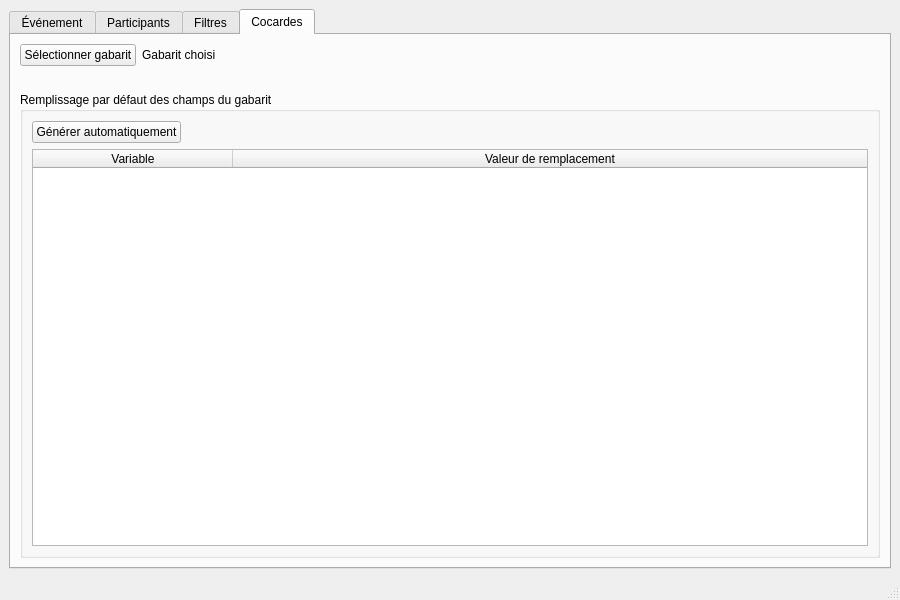
This is MainWindow.ui in chosson/smpte-eventbrite as Qt 5 draws it before an edit. The edited form follows.
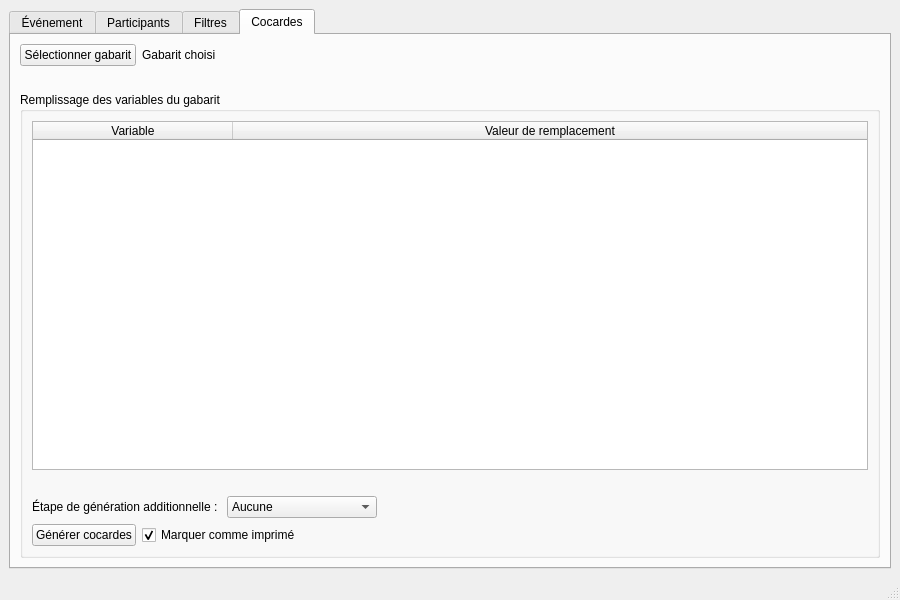
This is the edited form. The open tabs and pages were chosen to show the change.

Commit message: Ajout d'étape custom à appliquer durant la génération de cocardes avant le render. Une étape de remplacement de code QR avec le barcode d'Eventbrire est implémentée (NametagGenerator.add_qr_code) Ajout d'un deuxième template avec le code QR bidon à remplacer.

The edit to the form file:
```diff
--- a/MainWindow.ui
+++ b/MainWindow.ui
@@ -534,33 +534,9 @@
         <item>
          <widget class="QGroupBox" name="groupAutoTemplate">
           <property name="title">
-           <string>Remplissage par défaut des champs du gabarit</string>
+           <string>Remplissage des variables du gabarit</string>
           </property>
           <layout class="QVBoxLayout" name="verticalLayout_9">
-           <item>
-            <layout class="QHBoxLayout" name="horizontalLayout_8">
-             <item>
-              <widget class="QPushButton" name="btnGenerateNametagsAuto">
-               <property name="text">
-                <string>Générer automatiquement</string>
-               </property>
-              </widget>
-             </item>
-             <item>
-              <spacer name="horizontalSpacer_10">
-               <property name="orientation">
-                <enum>Qt::Orientation::Horizontal</enum>
-               </property>
-               <property name="sizeHint" stdset="0">
-                <size>
-                 <width>40</width>
-                 <height>20</height>
-                </size>
-               </property>
-              </spacer>
-             </item>
-            </layout>
-           </item>
            <item>
             <layout class="QHBoxLayout" name="horizontalLayout_7">
              <item>
@@ -588,6 +564,92 @@
              </item>
             </layout>
            </item>
+           <item>
+            <spacer name="horizontalSpacer_8">
+             <property name="orientation">
+              <enum>Qt::Orientation::Horizontal</enum>
+             </property>
+             <property name="sizeHint" stdset="0">
+              <size>
+               <width>40</width>
+               <height>20</height>
+              </size>
+             </property>
+            </spacer>
+           </item>
+           <item>
+            <layout class="QHBoxLayout" name="horizontalLayout_8">
+             <item>
+              <widget class="QLabel" name="label_5">
+               <property name="text">
+                <string>Étape de génération additionnelle : </string>
+               </property>
+              </widget>
+             </item>
+             <item>
+              <widget class="QComboBox" name="comboCustomGenerators">
+               <property name="minimumSize">
+                <size>
+                 <width>150</width>
+                 <height>0</height>
+                </size>
+               </property>
+               <item>
+                <property name="text">
+                 <string>Aucune</string>
+                </property>
+               </item>
+              </widget>
+             </item>
+             <item>
+              <spacer name="horizontalSpacer_10">
+               <property name="orientation">
+                <enum>Qt::Orientation::Horizontal</enum>
+               </property>
+               <property name="sizeHint" stdset="0">
+                <size>
+                 <width>40</width>
+                 <height>20</height>
+                </size>
+               </property>
+              </spacer>
+             </item>
+            </layout>
+           </item>
+           <item>
+            <layout class="QHBoxLayout" name="horizontalLayout_9">
+             <item>
+              <widget class="QPushButton" name="btnGenerateNametags">
+               <property name="text">
+                <string>Générer cocardes</string>
+               </property>
+              </widget>
+             </item>
+             <item>
+              <widget class="QCheckBox" name="checkMarkPrinted">
+               <property name="text">
+                <string>Marquer comme imprimé</string>
+               </property>
+               <property name="checked">
+                <bool>true</bool>
+               </property>
+              </widget>
+             </item>
+             <item>
+              <spacer name="horizontalSpacer_11">
+               <property name="orientation">
+                <enum>Qt::Orientation::Horizontal</enum>
+               </property>
+               <property name="sizeHint" stdset="0">
+                <size>
+                 <width>40</width>
+                 <height>20</height>
+                </size>
+               </property>
+              </spacer>
+             </item>
+            </layout>
+           </item>
           </layout>
          </widget>
         </item>
```
The commit also changes 5 other files.
